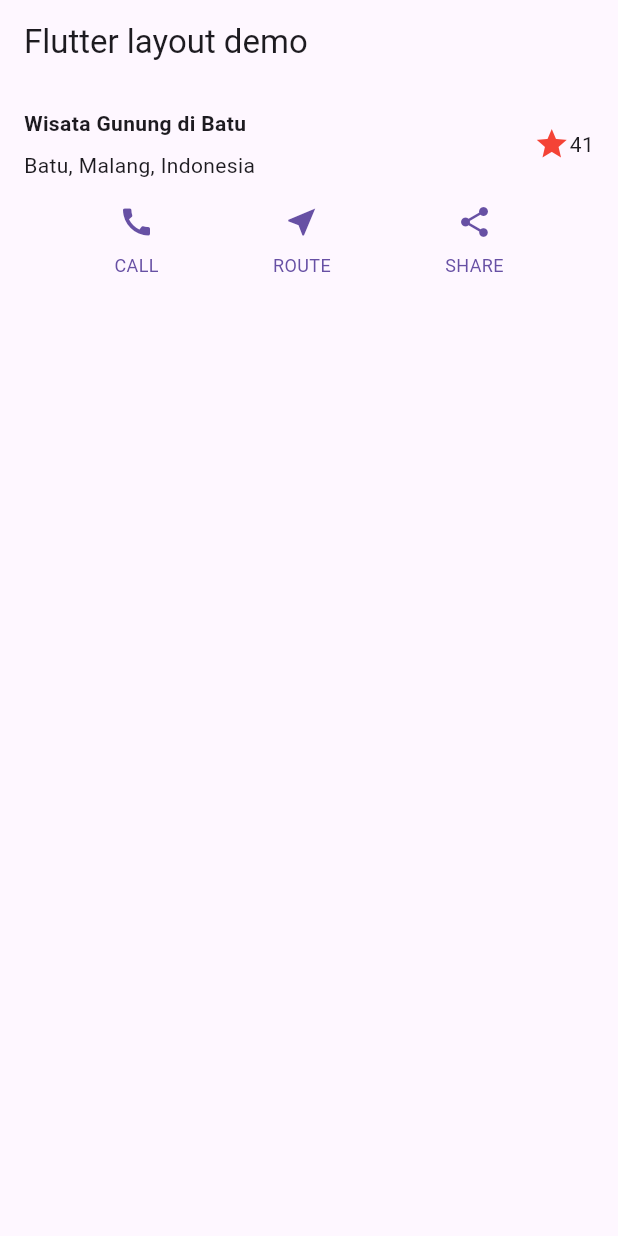
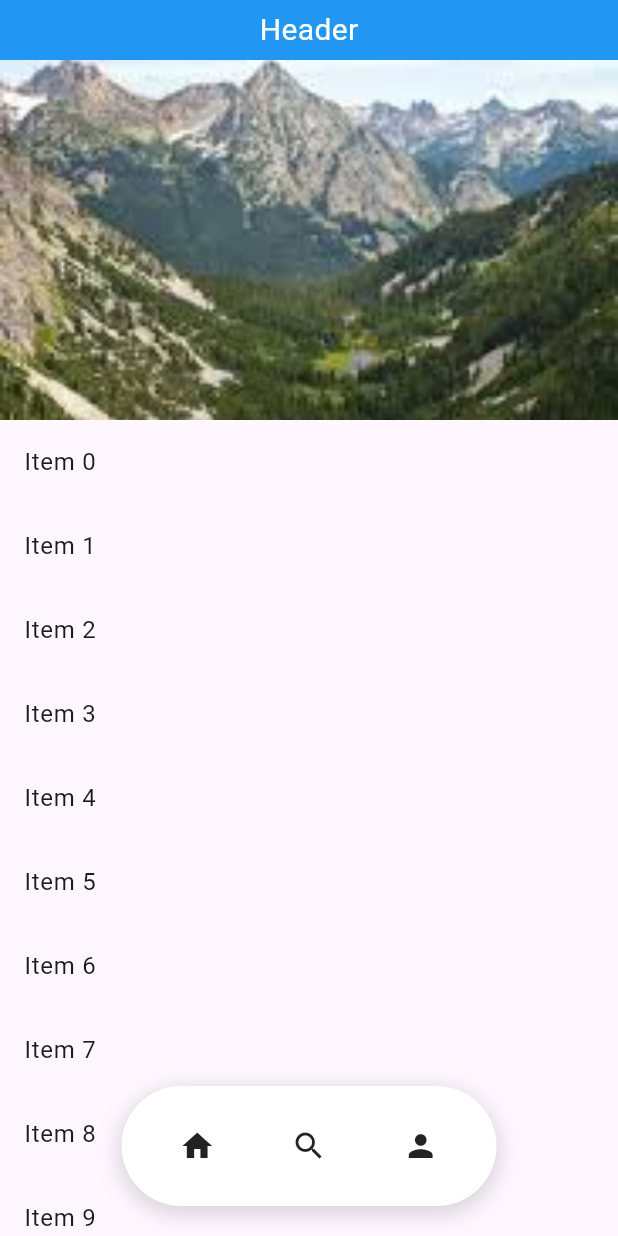
Before and after one commit to ekyaaa/mobile-programming-semester5-2025, a Flutter app: the screen it shows after launch, on a phone screen of 412 x 824 dp. Run offline on Flutter 3.47's test engine with Material 3 defaults, Android fonts, the phone set to English and light mode, and no system bars; our stand-ins replace faker, flutter_riverpod.

Commit message:
feat: codelab07

```diff
--- /dev/null
+++ b/codelab06/layout_flutter/lib/core/model/item.dart
@@ -0,0 +1,16 @@
+
+import 'package:faker/faker.dart';
+
+class Item {
+  String nama;
+  String imgPath;
+  String description;
+  int rating = 0;
+
+  Item({
+    required this.nama,
+    required this.imgPath,
+    required this.description,
+    this.rating = 0,
+  });
+}
--- /dev/null
+++ b/codelab06/layout_flutter/lib/feat/home_screen.dart
@@ -0,0 +1,45 @@
+import 'package:flutter/material.dart';
+import 'package:flutter_riverpod/flutter_riverpod.dart';
+import '../feat/notifier/home_scroll_notifier.dart';
+
+class HomeScreen extends ConsumerStatefulWidget {
+  const HomeScreen({super.key});
+
+  @override
+  ConsumerState<HomeScreen> createState() => _HomeScreenState();
+}
+
+class _HomeScreenState extends ConsumerState<HomeScreen> {
+  final ScrollController _scrollController = ScrollController();
+
+  @override
+  void initState() {
+    super.initState();
+    _scrollController.addListener(() {
+      ref.read(scrollProvider.notifier).onScroll(_scrollController.offset);
+    });
+  }
+
+  @override
+  void dispose() {
+    _scrollController.dispose();
+    super.dispose();
+  }
+
+  @override
+  Widget build(BuildContext context) {
+    return ListView(
+      controller: _scrollController,
+      children: [
+        SizedBox(height: 40,),
+        Image.asset(
+          'assets/images/lakes.jpg',
+          width: double.infinity,
+          height: 240,
+          fit: BoxFit.cover,
+        ),
+        ...List.generate(20, (index) => ListTile(title: Text('Item $index'))),
+      ],
+    );
+  }
+}
--- /dev/null
+++ b/codelab06/layout_flutter/lib/feat/layout.dart
@@ -0,0 +1,95 @@
+import 'package:flutter/material.dart';
+import 'home_screen.dart';
+import 'package:flutter_riverpod/flutter_riverpod.dart';
+import 'notifier/home_scroll_notifier.dart';
+
+class Layout extends ConsumerWidget {
+  const Layout({super.key});
+
+  @override
+  Widget build(BuildContext context, WidgetRef ref) {
+    final isVisible = ref.watch(scrollProvider);
+
+    return Scaffold(
+      body: SafeArea(
+        child: Stack(
+          children: [
+            // Main content fills the available space
+            Positioned.fill(child: HomeScreen()),
+
+            // Header
+            AnimatedPositioned(
+              duration: const Duration(milliseconds: 200),
+              top: isVisible ? 0 : -80,
+              left: 0,
+              right: 0,
+              child: Container(
+                height: 40,
+                color: Colors.blue,
+                alignment: Alignment.center,
+                child: const Text(
+                  'Header',
+                  style: TextStyle(color: Colors.white, fontSize: 20),
+                ),
+              ),
+            ),
+
+            // Bottom Navbar
+            AnimatedPositioned(
+              duration: const Duration(milliseconds: 200),
+              bottom: isVisible ? 20 : -90,
+              left: 0,
+              right: 0,
+              child: Center(
+                child: Container(
+                  width: 250,
+                  height: 80,
+                  decoration: BoxDecoration(
+                    color: Colors.white, // warna putih elegan
+                    shape: BoxShape.rectangle, // rectangular maksimal
+                    borderRadius: BorderRadius.circular(
+                      99999,
+                    ), // sudut melengkung
+                    boxShadow: [
+                      BoxShadow(
+                        color: Colors.black.withOpacity(
+                          0.15,
+                        ), // bayangan lembut
+                        blurRadius: 12,
+                        spreadRadius: 2,
+                        offset: const Offset(0, 4),
+                      ),
+                    ],
+                  ),
+                  child: Row(
+                    mainAxisAlignment: MainAxisAlignment.spaceEvenly,
+                    children: [
+                      IconButton(
+                        onPressed: () {
+                          // aksi ketika tombol Home ditekan
+                        },
+                        icon: const Icon(Icons.home, color: Colors.black87),
+                      ),
+                      IconButton(
+                        onPressed: () {
+                          // aksi ketika tombol Search ditekan
+                        },
+                        icon: const Icon(Icons.search, color: Colors.black87),
+                      ),
+                      IconButton(
+                        onPressed: () {
+                          // aksi ketika tombol Profile ditekan
+                        },
+                        icon: const Icon(Icons.person, color: Colors.black87),
+                      ),
+                    ],
+                  ),
+                ),
+              ),
+            ),
+          ],
+        ),
+      ),
+    );
+  }
+}
--- a/codelab06/layout_flutter/lib/main.dart
+++ b/codelab06/layout_flutter/lib/main.dart
@@ -1,6 +1,8 @@
 import 'package:flutter/material.dart';
+import 'package:flutter_riverpod/flutter_riverpod.dart';
+import 'feat/layout.dart';
 
-void main() => runApp(MyApp());
+void main() => runApp(ProviderScope(child: MyApp()));
 
 class MyApp extends StatelessWidget {
   const MyApp({super.key});
@@ -8,81 +10,9 @@ class MyApp extends StatelessWidget {
   @override
   Widget build(BuildContext context) {
     return MaterialApp(
-      title:
-          'Flutter layout: Ekya Muhammad Hasfi Fadlilurrahman dan 2341720111 Anda',
-      home: Scaffold(
-        appBar: AppBar(title: const Text('Flutter layout demo')),
-        // Use a Builder to obtain a context that has access to MaterialApp's Theme
-        body: Builder(
-          builder: (ctx) => Column(
-            children: [
-              titleSection,
-              _buttonSection(ctx),
-            ],
-          ),
-        ),
-      ),
-    );
-  }
-
-  // Build the button section using the current theme color
-  Widget _buttonSection(BuildContext context) {
-    final Color color = Theme.of(context).primaryColor;
-    return Row(
-      mainAxisAlignment: MainAxisAlignment.spaceEvenly,
-      children: [
-        _buildButtonColumn(color, Icons.call, 'CALL'),
-        _buildButtonColumn(color, Icons.near_me, 'ROUTE'),
-        _buildButtonColumn(color, Icons.share, 'SHARE'),
-      ],
-    );
-  }
-  Column _buildButtonColumn(Color color, IconData icon, String label) {
-    return Column(
-      mainAxisSize: MainAxisSize.min,
-      mainAxisAlignment: MainAxisAlignment.center,
-      children: [
-        Icon(icon, color: color),
-        Container(
-          margin: const EdgeInsets.only(top: 8),
-          child: Text(
-            label,
-            style: TextStyle(
-              fontSize: 12,
-              fontWeight: FontWeight.w400,
-              color: color,
-            ),
-          ),
-        ),
-      ],
+      debugShowCheckedModeBanner: false,
+      title: 'Ekya Muhammad || Layout Flutter || Percobaan 2',
+      home: const Layout(),
     );
   }
 }
-
-Widget titleSection = Container(
-  padding: const EdgeInsets.all(16.0),
-  child: Row(
-    children: [
-      Expanded(
-        /* soal 1*/
-        child: Column(
-          crossAxisAlignment: CrossAxisAlignment.start,
-          children: [
-            /* soal 2*/
-            Container(
-              padding: const EdgeInsets.only(bottom: 8.0),
-              child: const Text(
-                'Wisata Gunung di Batu',
-                style: TextStyle(fontWeight: FontWeight.bold),
-              ),
-            ),
-            Text('Batu, Malang, Indonesia', style: TextStyle()),
-          ],
-        ),
-      ),
-      /* soal 3*/
-      Icon(Icons.star, color: Colors.red[500]),
-      const Text('41'),
-    ],
-  ),
-);
--- /dev/null
+++ b/codelab06/layout_flutter/lib/widget/header.dart
@@ -0,0 +1,19 @@
+import 'package:flutter/material.dart';
+
+class Header extends StatelessWidget {
+  const Header({super.key});
+
+  @override
+  Widget build(BuildContext context) {
+    return Container(
+      height: 60,
+      color: Colors.blue,
+      child: const Center(
+        child: Text(
+          'Header',
+          style: TextStyle(color: Colors.white, fontSize: 20),
+        ),
+      ),
+    );
+  }
+}
```
Also changed, not shown: codelab06/layout_flutter/lib/core/repository/item_list.dart (added, +125 -0 lines), codelab06/layout_flutter/lib/feat/notifier/home_scroll_notifier.dart (added, +26 -0 lines), codelab06/layout_flutter/lib/widget/bottom_nav_bar.dart (added, +24 -0 lines), codelab06/layout_flutter/pubspec.yaml (+8 -2 lines), codelab06/img/1.png (added), codelab06/layout_flutter/assets/images/lakes.jpg (added), codelab06/layout_flutter/lib/feat/product_detail_screen.dart (added), codelab06/layout_flutter/pubspec.lock, 2 other files.
